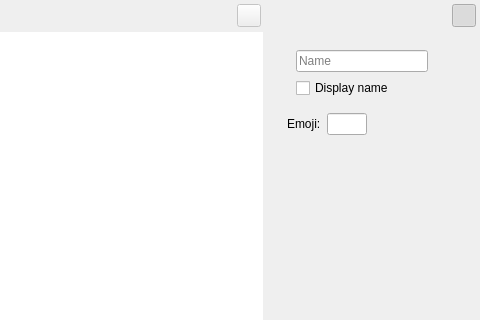
First picture: the form in ui/character_profile_editor_dialog.ui, repository zkovari/plotlyst, before the edit; both pictures show x 515 to 995 and y 0 to 320 of the 995 by 629 pixel window.
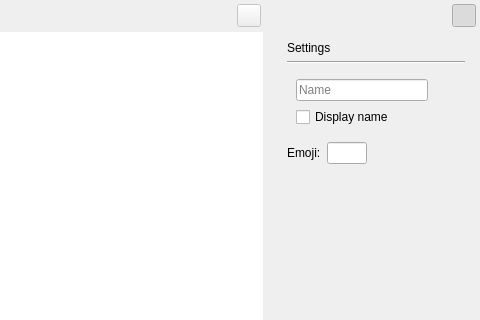
Second picture: the form after the edit. The open tabs and pages were chosen to show the change. Custom widgets are drawn as their Qt base class.

Commit message: Change placeholders for some fields

```diff
--- a/ui/character_profile_editor_dialog.ui
+++ b/ui/character_profile_editor_dialog.ui
@@ -870,6 +870,20 @@
             </widget>
             <widget class="QWidget" name="pageSettings">
              <layout class="QVBoxLayout" name="verticalLayout_10">
+              <item>
+               <widget class="QLabel" name="label_2">
+                <property name="text">
+                 <string>Settings</string>
+                </property>
+               </widget>
+              </item>
+              <item>
+               <widget class="Line" name="line_3">
+                <property name="orientation">
+                 <enum>Qt::Horizontal</enum>
+                </property>
+               </widget>
+              </item>
               <item>
                <widget class="QWidget" name="wdgFieldProperties" native="true">
                 <property name="maximumSize">
```
The commit also changes 1 other file.
